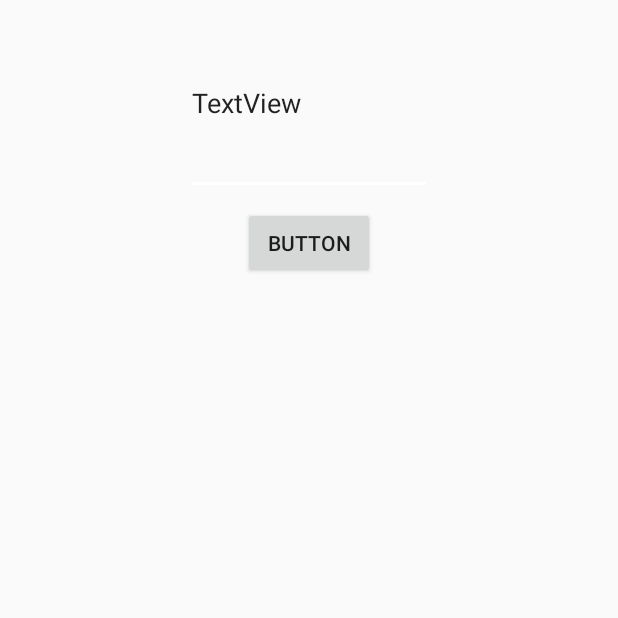
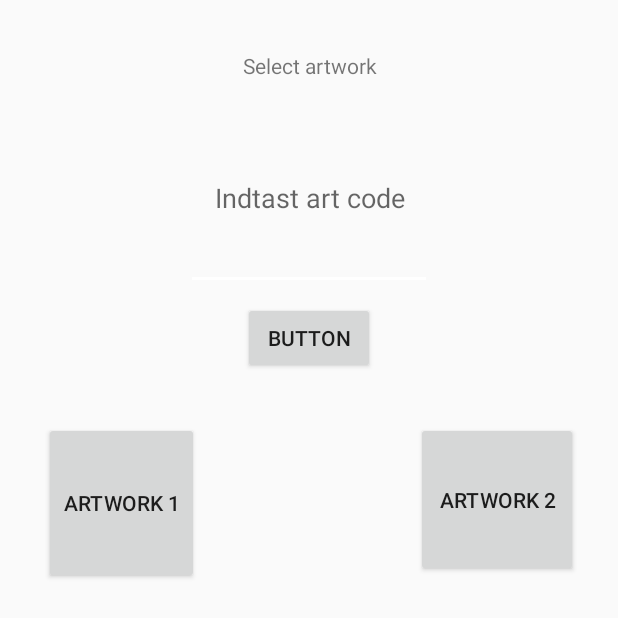
Before and after one commit to Elfernovich/TestTest1, an Android app: the CollectActivity screen opened directly, with no data from a screen before it, after a tap on "BUTTON", on a phone screen of 412 x 824 dp, the top half of it. Run offline under Robolectric (Android 15) with nearby library versions, the phone set to English and light mode, and no system bars; our stand-ins replace Firebase (no records; nobody signed in at launch, a user with empty details on screens opened directly).

Commit message:
Select artwork til indtastning af kode

```diff
--- a/app/src/main/java/com/example/anders/createuserapp/CollectActivity.java
+++ b/app/src/main/java/com/example/anders/createuserapp/CollectActivity.java
@@ -1,14 +1,14 @@
 package com.example.anders.createuserapp;
 
-import android.content.Intent;
 import android.support.annotation.NonNull;
 import android.support.v7.app.AppCompatActivity;
 import android.os.Bundle;
+import android.text.Editable;
 import android.util.Log;
 import android.view.View;
 import android.widget.Button;
 import android.widget.EditText;
-import android.widget.ListView;
+import android.widget.TextView;
 import android.widget.Toast;
 
 import com.google.firebase.auth.FirebaseAuth;
@@ -19,8 +19,6 @@ import com.google.firebase.database.DatabaseReference;
 import com.google.firebase.database.FirebaseDatabase;
 import com.google.firebase.database.ValueEventListener;
 
-import java.util.HashMap;
-
 public class CollectActivity extends AppCompatActivity implements View.OnClickListener{
     private static final String TAG = "CollectActivity";
 
@@ -30,6 +28,9 @@ public class CollectActivity extends AppCompatActivity implements View.OnClickLi
     private FirebaseAuth.AuthStateListener mAuthListener;
     private String userID;
     Button submitBtn;
+    Button btn_artwork;
+    Button btn_artwork2;
+
 
     EditText inputAnswer;
 
@@ -49,6 +50,12 @@ public class CollectActivity extends AppCompatActivity implements View.OnClickLi
         inputAnswer = (EditText) findViewById(R.id.textViewArtworkCode);
         findViewById(R.id.btn_addCode).setOnClickListener(this);
         submitBtn = (Button) findViewById(R.id.btn_addCode);
+        btn_artwork = (Button) findViewById(R.id.btn_artwork1);
+        btn_artwork2 = (Button) findViewById(R.id.btn_artwork2);
+
+
+
+
 
         mAuthListener = new FirebaseAuth.AuthStateListener() {
             @Override
@@ -82,23 +89,65 @@ public class CollectActivity extends AppCompatActivity implements View.OnClickLi
 
     }
 
-    private void onData(DataSnapshot dataSnapshot) {
+    protected void onData(DataSnapshot dataSnapshot) {
             final String passcode1 = inputAnswer.getText().toString();
-            String artwork = (String) dataSnapshot.child("artworkss").child("artwork1").child("code").getValue();
-            if (passcode1.equals(artwork)) {
-                //do something
-                Toast.makeText(getApplicationContext(),"Nice",Toast.LENGTH_LONG).show();
+            String artwork = (String) dataSnapshot.child("artworkss").child(""+artwork_string).child("code").getValue();
+                if (passcode1.equals(artwork)) {
+                    //do something
+                    Toast.makeText(getApplicationContext(), "Nice", Toast.LENGTH_LONG).show();
 
 
-            } else if (!passcode1.equals(artwork)) {
-                Toast.makeText(getApplicationContext(),"Not so nice",Toast.LENGTH_LONG).show();
+                } else if (!passcode1.equals(artwork)) {
+                    Toast.makeText(getApplicationContext(), "Not so nice", Toast.LENGTH_LONG).show();
 
+                }
             }
-        }
+
+
 
     @Override
     public void onClick(View view) {
 
 
     }
-}
+
+    boolean identifier = false;
+    String artwork_string = "";
+
+    public void artwork1Select(View view) {
+        selecting_artwork1();
+    }
+
+
+        public void artwork2Select(View view) {
+        selecting_artwork2();
+            }
+
+    public void selecting_artwork1() {
+        if(!identifier){
+            artwork_string = "artwork1";
+            Toast.makeText(getApplicationContext(), "Artwork1 selected", Toast.LENGTH_LONG).show();
+        }else{
+            Toast.makeText(getApplicationContext(), "Der sker ikke noget", Toast.LENGTH_LONG).show();
+            artwork_string = "";
+        }
+
+    }
+
+    public void selecting_artwork2() {
+        if(!identifier){
+            artwork_string = "artwork2";
+            Toast.makeText(getApplicationContext(), "Artwork2 selected", Toast.LENGTH_LONG).show();
+        }else{
+            Toast.makeText(getApplicationContext(), "Der sker ikke noget", Toast.LENGTH_LONG).show();
+            artwork_string = "";
+        }
+
+    }
+
+
+
+    public void Display_selectedartwork(View view) {
+        }
+
+    }
--- a/app/src/main/res/layout/activity_collect.xml
+++ b/app/src/main/res/layout/activity_collect.xml
@@ -13,10 +13,11 @@
         android:layout_marginEnd="8dp"
         android:layout_marginStart="8dp"
         android:layout_marginTop="8dp"
-        android:text="TextView"
+        android:gravity="center"
+        android:hint="Indtast art code"
         app:layout_constraintEnd_toEndOf="parent"
         app:layout_constraintStart_toStartOf="parent"
-        app:layout_constraintTop_toTopOf="parent" />
+        app:layout_constraintTop_toBottomOf="@+id/textView_DisplaySelectedArtwork" />
 
     <Button
         android:id="@+id/btn_addCode"
@@ -29,4 +30,44 @@
         app:layout_constraintEnd_toEndOf="parent"
         app:layout_constraintStart_toStartOf="parent"
         app:layout_constraintTop_toBottomOf="@+id/textViewArtworkCode" />
+
+    <Button
+        android:id="@+id/btn_artwork1"
+        android:layout_width="103dp"
+        android:layout_height="108dp"
+        android:layout_marginEnd="8dp"
+        android:layout_marginStart="8dp"
+        android:layout_marginTop="32dp"
+        android:text="Artwork 1"
+        android:onClick="artwork1Select"
+        app:layout_constraintEnd_toStartOf="@+id/btn_addCode"
+        app:layout_constraintStart_toStartOf="parent"
+        app:layout_constraintTop_toBottomOf="@+id/btn_addCode" />
+
+    <Button
+        android:id="@+id/btn_artwork2"
+        android:layout_width="108dp"
+        android:layout_height="103dp"
+        android:layout_marginEnd="8dp"
+        android:layout_marginStart="8dp"
+        android:layout_marginTop="32dp"
+        android:text="Artwork 2"
+        android:onClick="artwork2Select"
+        app:layout_constraintEnd_toEndOf="parent"
+        app:layout_constraintStart_toEndOf="@+id/btn_addCode"
+        app:layout_constraintTop_toBottomOf="@+id/btn_addCode" />
+
+    <TextView
+        android:id="@+id/textView_DisplaySelectedArtwork"
+        android:layout_width="107dp"
+        android:layout_height="39dp"
+        android:layout_marginEnd="8dp"
+        android:layout_marginStart="8dp"
+        android:layout_marginTop="24dp"
+        android:text="Select artwork"
+        android:gravity="center"
+        android:onClick="Display_selectedartwork"
+        app:layout_constraintEnd_toEndOf="parent"
+        app:layout_constraintStart_toStartOf="parent"
+        app:layout_constraintTop_toTopOf="parent" />
 </android.support.constraint.ConstraintLayout>
```
